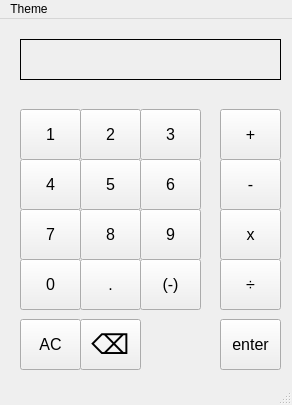
Before: the Qt Designer form classy_calculator/calculator.ui in katiebug2001/CSC_3220_final_proj_calculator, drawn with Qt 5.
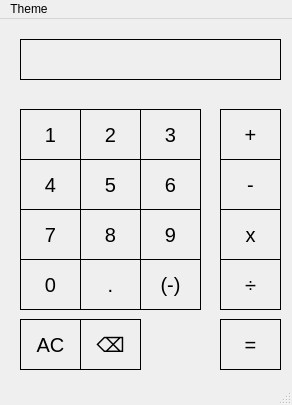
After: the same form once the commit is applied.

Commit message: button borders and small style details

Patch:
```diff
--- a/classy_calculator/calculator.ui
+++ b/classy_calculator/calculator.ui
@@ -13,6 +13,13 @@
   <property name="windowTitle">
    <string>Calculator</string>
   </property>
+  <property name="styleSheet">
+   <string notr="true">QPushButton
+{
+	border:1px solid #000000;
+	font-size: 20px;
+}</string>
+  </property>
   <widget class="QWidget" name="centralwidget">
    <widget class="QPushButton" name="one_button">
     <property name="geometry">
@@ -25,15 +32,19 @@
     </property>
     <property name="font">
      <font>
-      <pointsize>12</pointsize>
+      <family>.AppleSystemUIFont</family>
+      <pointsize>-1</pointsize>
      </font>
     </property>
     <property name="autoFillBackground">
-     <bool>true</bool>
+     <bool>false</bool>
     </property>
     <property name="text">
      <string>1</string>
     </property>
+    <property name="flat">
+     <bool>true</bool>
+    </property>
    </widget>
    <widget class="QPushButton" name="two_button">
     <property name="geometry">
@@ -46,15 +57,19 @@
     </property>
     <property name="font">
      <font>
-      <pointsize>12</pointsize>
+      <family>.AppleSystemUIFont</family>
+      <pointsize>-1</pointsize>
      </font>
     </property>
     <property name="autoFillBackground">
-     <bool>true</bool>
+     <bool>false</bool>
     </property>
     <property name="text">
      <string>2</string>
     </property>
+    <property name="flat">
+     <bool>true</bool>
+    </property>
    </widget>
    <widget class="QPushButton" name="three_button">
     <property name="geometry">
@@ -67,15 +82,19 @@
     </property>
     <property name="font">
      <font>
-      <pointsize>12</pointsize>
+      <family>.AppleSystemUIFont</family>
+      <pointsize>-1</pointsize>
      </font>
     </property>
     <property name="autoFillBackground">
-     <bool>true</bool>
+     <bool>false</bool>
     </property>
     <property name="text">
      <string>3</string>
     </property>
+    <property name="flat">
+     <bool>true</bool>
+    </property>
    </widget>
    <widget class="QPushButton" name="four_button">
     <property name="geometry">
@@ -88,15 +107,19 @@
     </property>
     <property name="font">
      <font>
-      <pointsize>12</pointsize>
+      <family>.AppleSystemUIFont</family>
+      <pointsize>-1</pointsize>
      </font>
     </property>
     <property name="autoFillBackground">
-     <bool>true</bool>
+     <bool>false</bool>
     </property>
     <property name="text">
      <string>4</string>
     </property>
+    <property name="flat">
+     <bool>true</bool>
+    </property>
    </widget>
    <widget class="QPushButton" name="five_button">
     <property name="geometry">
@@ -109,15 +132,19 @@
     </property>
     <property name="font">
      <font>
-      <pointsize>12</pointsize>
+      <family>.AppleSystemUIFont</family>
+      <pointsize>-1</pointsize>
      </font>
     </property>
     <property name="autoFillBackground">
-     <bool>true</bool>
+     <bool>false</bool>
     </property>
     <property name="text">
      <string>5</string>
     </property>
+    <property name="flat">
+     <bool>true</bool>
+    </property>
    </widget>
    <widget class="QPushButton" name="seven_button">
     <property name="geometry">
@@ -130,15 +157,19 @@
     </property>
     <property name="font">
      <font>
-      <pointsize>12</pointsize>
+      <family>.AppleSystemUIFont</family>
+      <pointsize>-1</pointsize>
      </font>
     </property>
     <property name="autoFillBackground">
-     <bool>true</bool>
+     <bool>false</bool>
     </property>
     <property name="text">
      <string>7</string>
     </property>
+    <property name="flat">
+     <bool>true</bool>
+    </property>
    </widget>
    <widget class="QPushButton" name="six_button">
     <property name="geometry">
@@ -151,15 +182,19 @@
     </property>
     <property name="font">
      <font>
-      <pointsize>12</pointsize>
+      <family>.AppleSystemUIFont</family>
+      <pointsize>-1</pointsize>
      </font>
     </property>
     <property name="autoFillBackground">
-     <bool>true</bool>
+     <bool>false</bool>
     </property>
     <property name="text">
      <string>6</string>
     </property>
+    <property name="flat">
+     <bool>true</bool>
+    </property>
    </widget>
    <widget class="QPushButton" name="eight_button">
     <property name="geometry">
@@ -172,15 +207,19 @@
     </property>
     <property name="font">
      <font>
-      <pointsize>12</pointsize>
+      <family>.AppleSystemUIFont</family>
+      <pointsize>-1</pointsize>
      </font>
     </property>
     <property name="autoFillBackground">
-     <bool>true</bool>
+     <bool>false</bool>
     </property>
     <property name="text">
      <string>8</string>
     </property>
+    <property name="flat">
+     <bool>true</bool>
+    </property>
    </widget>
    <widget class="QPushButton" name="zero_button">
     <property name="geometry">
@@ -193,15 +232,19 @@
     </property>
     <property name="font">
      <font>
-      <pointsize>12</pointsize>
+      <family>.AppleSystemUIFont</family>
+      <pointsize>-1</pointsize>
      </font>
     </property>
     <property name="autoFillBackground">
-     <bool>true</bool>
+     <bool>false</bool>
     </property>
     <property name="text">
      <string>0</string>
     </property>
+    <property name="flat">
+     <bool>true</bool>
+    </property>
    </widget>
    <widget class="QPushButton" name="nine_button">
     <property name="geometry">
@@ -214,15 +257,19 @@
     </property>
     <property name="font">
      <font>
-      <pointsize>12</pointsize>
+      <family>.AppleSystemUIFont</family>
+      <pointsize>-1</pointsize>
      </font>
     </property>
     <property name="autoFillBackground">
-     <bool>true</bool>
+     <bool>false</bool>
     </property>
     <property name="text">
      <string>9</string>
     </property>
+    <property name="flat">
+     <bool>true</bool>
+    </property>
    </widget>
    <widget class="QPushButton" name="decimal_button">
     <property name="geometry">
@@ -235,15 +282,19 @@
     </property>
     <property name="font">
      <font>
-      <pointsize>12</pointsize>
+      <family>.AppleSystemUIFont</family>
+      <pointsize>-1</pointsize>
      </font>
     </property>
     <property name="autoFillBackground">
-     <bool>true</bool>
+     <bool>false</bool>
     </property>
     <property name="text">
      <string>.</string>
     </property>
+    <property name="flat">
+     <bool>true</bool>
+    </property>
    </widget>
    <widget class="QPushButton" name="changesign_button">
     <property name="geometry">
@@ -256,15 +307,19 @@
     </property>
     <property name="font">
      <font>
-      <pointsize>12</pointsize>
+      <family>.AppleSystemUIFont</family>
+      <pointsize>-1</pointsize>
      </font>
     </property>
     <property name="autoFillBackground">
-     <bool>true</bool>
+     <bool>false</bool>
     </property>
     <property name="text">
      <string>(-)</string>
     </property>
+    <property name="flat">
+     <bool>true</bool>
+    </property>
    </widget>
    <widget class="QPushButton" name="enter_button">
     <property name="geometry">
@@ -277,14 +332,18 @@
     </property>
     <property name="font">
      <font>
-      <pointsize>12</pointsize>
+      <family>.AppleSystemUIFont</family>
+      <pointsize>-1</pointsize>
      </font>
     </property>
     <property name="autoFillBackground">
-     <bool>true</bool>
+     <bool>false</bool>
     </property>
     <property name="text">
-     <string>enter</string>
+     <string>=</string>
+    </property>
+    <property name="flat">
+     <bool>true</bool>
     </property>
    </widget>
    <widget class="QPushButton" name="mult_button">
@@ -298,15 +357,19 @@
     </property>
     <property name="font">
      <font>
-      <pointsize>12</pointsize>
+      <family>.AppleSystemUIFont</family>
+      <pointsize>-1</pointsize>
      </font>
     </property>
     <property name="autoFillBackground">
-     <bool>true</bool>
+     <bool>false</bool>
     </property>
     <property name="text">
      <string>x</string>
     </property>
+    <property name="flat">
+     <bool>true</bool>
+    </property>
    </widget>
    <widget class="QPushButton" name="div_button">
     <property name="geometry">
@@ -319,15 +382,19 @@
     </property>
     <property name="font">
      <font>
-      <pointsize>12</pointsize>
+      <family>.AppleSystemUIFont</family>
+      <pointsize>-1</pointsize>
      </font>
     </property>
     <property name="autoFillBackground">
-     <bool>true</bool>
+     <bool>false</bool>
     </property>
     <property name="text">
      <string>÷</string>
     </property>
+    <property name="flat">
+     <bool>true</bool>
+    </property>
    </widget>
    <widget class="QPushButton" name="minu_button">
     <property name="geometry">
@@ -340,15 +407,19 @@
     </property>
     <property name="font">
      <font>
-      <pointsize>12</pointsize>
+      <family>.AppleSystemUIFont</family>
+      <pointsize>-1</pointsize>
      </font>
     </property>
     <property name="autoFillBackground">
-     <bool>true</bool>
+     <bool>false</bool>
     </property>
     <property name="text">
      <string>-</string>
     </property>
+    <property name="flat">
+     <bool>true</bool>
+    </property>
    </widget>
    <widget class="QPushButton" name="plus_button">
     <property name="geometry">
@@ -361,15 +432,19 @@
     </property>
     <property name="font">
      <font>
-      <pointsize>12</pointsize>
+      <family>.AppleSystemUIFont</family>
+      <pointsize>-1</pointsize>
      </font>
     </property>
     <property name="autoFillBackground">
-     <bool>true</bool>
+     <bool>false</bool>
     </property>
     <property name="text">
      <string>+</string>
     </property>
+    <property name="flat">
+     <bool>true</bool>
+    </property>
    </widget>
    <widget class="QPushButton" name="clear_button">
     <property name="geometry">
@@ -382,15 +457,19 @@
     </property>
     <property name="font">
      <font>
-      <pointsize>12</pointsize>
+      <family>.AppleSystemUIFont</family>
+      <pointsize>-1</pointsize>
      </font>
     </property>
     <property name="autoFillBackground">
-     <bool>true</bool>
+     <bool>false</bool>
     </property>
     <property name="text">
      <string>AC</string>
     </property>
+    <property name="flat">
+     <bool>true</bool>
+    </property>
    </widget>
    <widget class="QPushButton" name="delete_button">
     <property name="geometry">
@@ -403,15 +482,19 @@
     </property>
     <property name="font">
      <font>
-      <pointsize>20</pointsize>
+      <family>.AppleSystemUIFont</family>
+      <pointsize>-1</pointsize>
      </font>
     </property>
     <property name="autoFillBackground">
-     <bool>true</bool>
+     <bool>false</bool>
     </property>
     <property name="text">
      <string>⌫</string>
     </property>
+    <property name="flat">
+     <bool>true</bool>
+    </property>
    </widget>
    <widget class="QLabel" name="calc_input">
     <property name="geometry">
```
Left out of the diff: 2 changed lines with no effect on the pictures. The commit also changes 8 other files.
